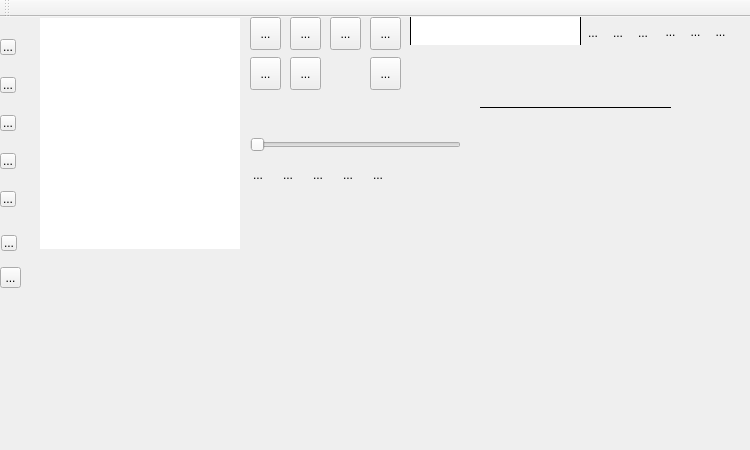
Old version of the form mainwindow.ui in the repository milohr/babe-qt.
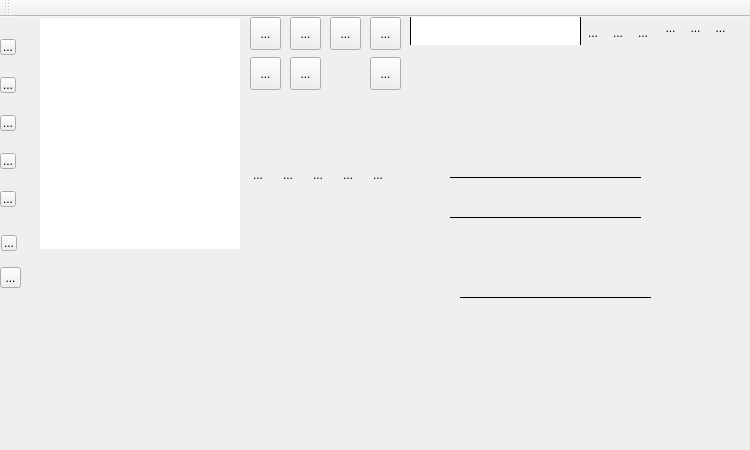
New version of the form. Icons and pictures are not drawn.

Diff of the .ui file:
```diff
--- a/mainwindow.ui
+++ b/mainwindow.ui
@@ -231,25 +231,6 @@
       <normaloff>:/Data/data/media-playback-start.svg</normaloff>:/Data/data/media-playback-start.svg</iconset>
     </property>
    </widget>
-   <widget class="QSlider" name="seekBar">
-    <property name="geometry">
-     <rect>
-      <x>250</x>
-      <y>120</y>
-      <width>211</width>
-      <height>16</height>
-     </rect>
-    </property>
-    <property name="styleSheet">
-     <string notr="true"/>
-    </property>
-    <property name="maximum">
-     <number>1005</number>
-    </property>
-    <property name="orientation">
-     <enum>Qt::Horizontal</enum>
-    </property>
-   </widget>
    <widget class="QListWidget" name="listWidget">
     <property name="geometry">
      <rect>
@@ -750,11 +731,11 @@
       <x>660</x>
       <y>0</y>
       <width>71</width>
-      <height>31</height>
+      <height>22</height>
      </rect>
     </property>
     <property name="sizePolicy">
-     <sizepolicy hsizetype="Expanding" vsizetype="Preferred">
+     <sizepolicy hsizetype="Expanding" vsizetype="Minimum">
       <horstretch>0</horstretch>
       <verstretch>0</verstretch>
      </sizepolicy>
@@ -880,8 +861,52 @@
    <widget class="QFrame" name="frame_4">
     <property name="geometry">
      <rect>
-      <x>480</x>
-      <y>90</y>
+      <x>450</x>
+      <y>160</y>
+      <width>191</width>
+      <height>1</height>
+     </rect>
+    </property>
+    <property name="maximumSize">
+     <size>
+      <width>16777215</width>
+      <height>1</height>
+     </size>
+    </property>
+    <property name="frameShape">
+     <enum>QFrame::HLine</enum>
+    </property>
+    <property name="frameShadow">
+     <enum>QFrame::Plain</enum>
+    </property>
+   </widget>
+   <widget class="QFrame" name="frame_5">
+    <property name="geometry">
+     <rect>
+      <x>450</x>
+      <y>200</y>
+      <width>191</width>
+      <height>1</height>
+     </rect>
+    </property>
+    <property name="maximumSize">
+     <size>
+      <width>16777215</width>
+      <height>1</height>
+     </size>
+    </property>
+    <property name="frameShape">
+     <enum>QFrame::HLine</enum>
+    </property>
+    <property name="frameShadow">
+     <enum>QFrame::Plain</enum>
+    </property>
+   </widget>
+   <widget class="QFrame" name="frame_6">
+    <property name="geometry">
+     <rect>
+      <x>460</x>
+      <y>280</y>
       <width>191</width>
       <height>1</height>
      </rect>
```
